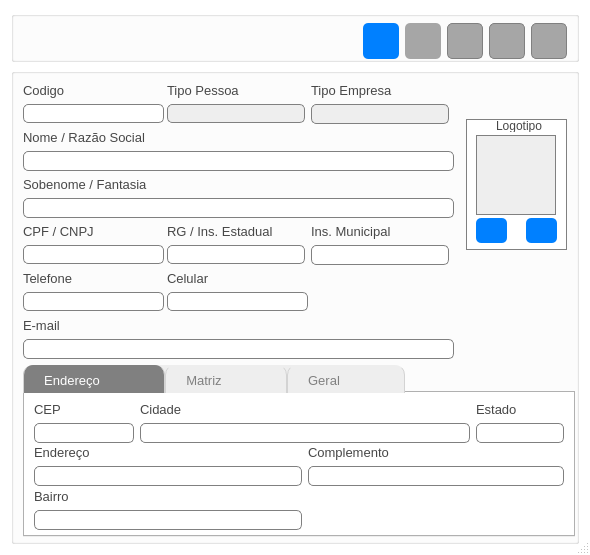
Above: ui/frm_cadastro_empresa.ui from Sadoski/balanca before the change. Below: the same form after it.
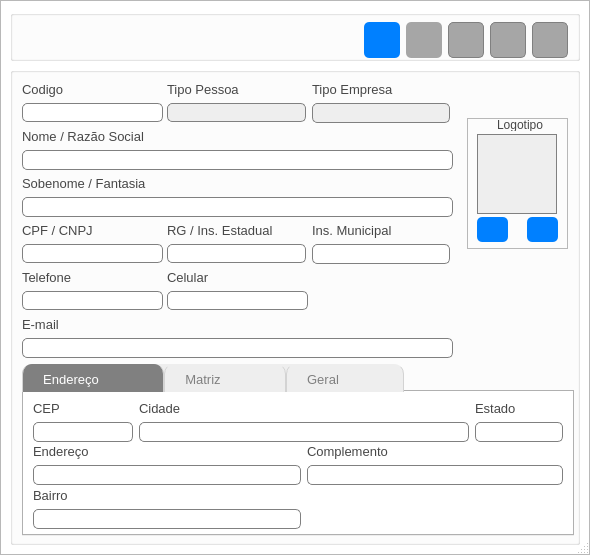
That is the form after the change. The open tabs and pages were chosen to show the change. Icons and pictures are not drawn.

The edit to the form file:
```diff
--- a/ui/frm_cadastro_empresa.ui
+++ b/ui/frm_cadastro_empresa.ui
@@ -45,7 +45,37 @@
    <bool>true</bool>
   </property>
   <layout class="QGridLayout" name="grl_registro_empresa">
+   <property name="leftMargin">
+    <number>0</number>
+   </property>
+   <property name="topMargin">
+    <number>0</number>
+   </property>
+   <property name="rightMargin">
+    <number>0</number>
+   </property>
+   <property name="bottomMargin">
+    <number>0</number>
+   </property>
+   <property name="spacing">
+    <number>0</number>
+   </property>
    <item row="0" column="0">
+    <widget class="QFrame" name="fra_main_registro_empresa">
+     <property name="minimumSize">
+      <size>
+       <width>590</width>
+       <height>555</height>
+      </size>
+     </property>
+     <property name="frameShape">
+      <enum>QFrame::StyledPanel</enum>
+     </property>
+     <property name="frameShadow">
+      <enum>QFrame::Raised</enum>
+     </property>
+     <layout class="QVBoxLayout" name="vrl_main_registro_empresa">
+      <item>
     <widget class="QGroupBox" name="grb_botoes">
      <property name="maximumSize">
       <size>
@@ -893,7 +923,7 @@
      </layout>
     </widget>
    </item>
-   <item row="1" column="0">
+      <item>
     <widget class="QGroupBox" name="grb_compos_dados">
      <property name="font">
       <font>
@@ -1114,7 +1144,7 @@
        </widget>
       </item>
       <item row="1" column="4" rowspan="7">
-       <widget class="QFrame" name="frame_logo">
+          <widget class="QFrame" name="fra_logo">
         <property name="minimumSize">
          <size>
           <width>101</width>
@@ -1818,13 +1848,13 @@
 }</string>
         </property>
         <property name="currentIndex">
-         <number>2</number>
+            <number>0</number>
         </property>
         <widget class="QWidget" name="tab_endereco">
          <attribute name="title">
           <string>Endereço</string>
          </attribute>
-         <layout class="QGridLayout" name="grl_tab_endereco">
+            <layout class="QGridLayout" name="gridLayout">
           <item row="0" column="0">
            <widget class="QLabel" name="lbl_cep">
             <property name="font">
@@ -2149,6 +2179,19 @@
             </property>
            </widget>
           </item>
+             <item row="6" column="0">
+              <spacer name="separador_campos_endereco_borda">
+               <property name="orientation">
+                <enum>Qt::Vertical</enum>
+               </property>
+               <property name="sizeHint" stdset="0">
+                <size>
+                 <width>20</width>
+                 <height>40</height>
+                </size>
+               </property>
+              </spacer>
+             </item>
          </layout>
         </widget>
         <widget class="QWidget" name="tab_matriz">
@@ -2723,7 +2766,7 @@
        </widget>
       </item>
       <item row="9" column="2">
-       <spacer name="horizontalSpacer">
+          <spacer name="separacao_celular_borda_lateral">
         <property name="orientation">
          <enum>Qt::Horizontal</enum>
         </property>
@@ -2740,36 +2783,9 @@
    </item>
   </layout>
  </widget>
- <tabstops>
-  <tabstop>txt_codigo</tabstop>
-  <tabstop>cb_tipo_pessoa</tabstop>
-  <tabstop>cb_tipo_empresa</tabstop>
-  <tabstop>txt_nome_razao_social</tabstop>
-  <tabstop>txt_nome_fantasia</tabstop>
-  <tabstop>txt_cpf_cnpj</tabstop>
-  <tabstop>txt_inscricao_estadual</tabstop>
-  <tabstop>txt_inscricao_municipal</tabstop>
-  <tabstop>txt_telefone</tabstop>
-  <tabstop>txt_celular</tabstop>
-  <tabstop>txt_email</tabstop>
-  <tabstop>txt_cep</tabstop>
-  <tabstop>txt_cidade</tabstop>
-  <tabstop>txt_estado</tabstop>
-  <tabstop>txt_endereco</tabstop>
-  <tabstop>txt_complemento</tabstop>
-  <tabstop>txt_bairro</tabstop>
-  <tabstop>txt_codigo_empresa</tabstop>
-  <tabstop>txt_nome_razao_social__matriz</tabstop>
-  <tabstop>txt_cpf_cnpj_matriz</tabstop>
-  <tabstop>txt_inscricao_estadual_matriz</tabstop>
-  <tabstop>cb_situacao</tabstop>
-  <tabstop>txt_data_registro</tabstop>
-  <tabstop>txt_data_modificacao</tabstop>
-  <tabstop>txt_usuario_criou</tabstop>
-  <tabstop>txt_observcao</tabstop>
-  <tabstop>btn_buscar_arquivo_imagem_logo</tabstop>
-  <tabstop>btn_deletar_imagem_logo</tabstop>
- </tabstops>
+   </item>
+  </layout>
+ </widget>
  <resources/>
  <connections/>
 </ui>
```
Lines whose indentation alone changed are shown as unchanged.
